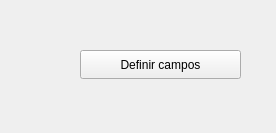
devTonyWanderley/geral, file mainwindow.ui: the form before one commit.
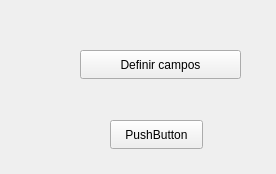
The form after the commit.

```diff
--- a/mainwindow.ui
+++ b/mainwindow.ui
@@ -7,7 +7,7 @@
     <x>0</x>
     <y>0</y>
     <width>276</width>
-    <height>133</height>
+    <height>174</height>
    </rect>
   </property>
   <property name="windowTitle">
@@ -27,6 +27,19 @@
      <string>Definir campos</string>
     </property>
    </widget>
+   <widget class="QPushButton" name="pushButton_2">
+    <property name="geometry">
+     <rect>
+      <x>110</x>
+      <y>120</y>
+      <width>93</width>
+      <height>29</height>
+     </rect>
+    </property>
+    <property name="text">
+     <string>PushButton</string>
+    </property>
+   </widget>
   </widget>
  </widget>
  <resources/>
```
